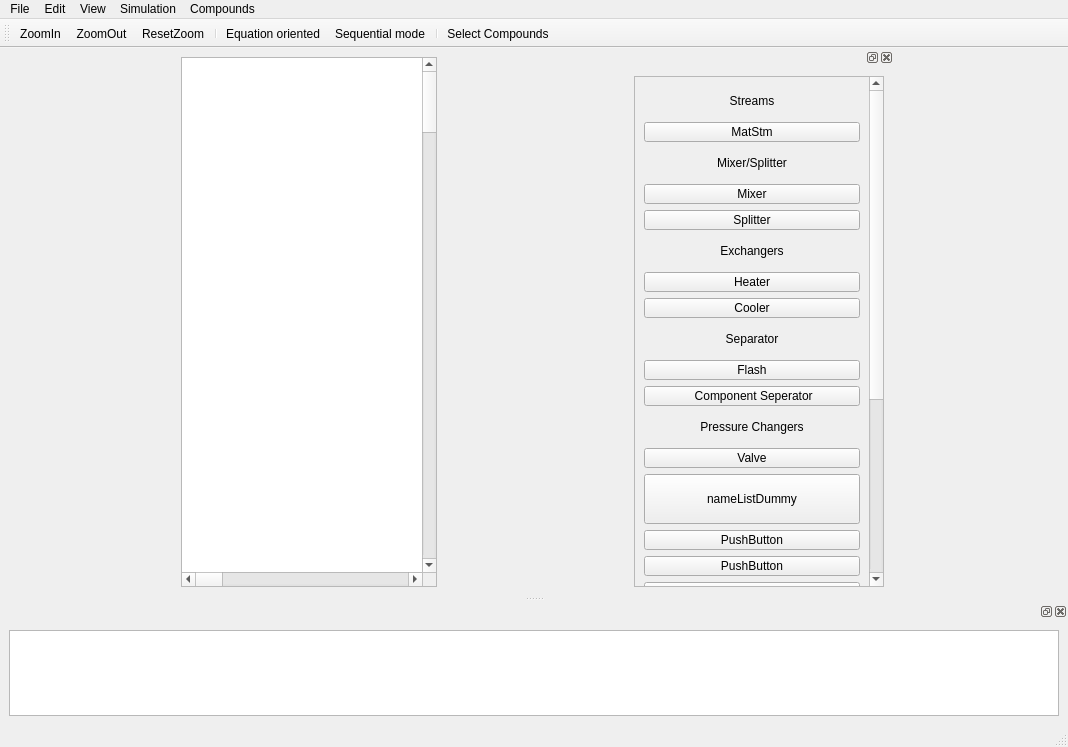
The window that main.ui (Anujg935/OMChemSimGUI) describes before a commit, drawn with Qt 5.
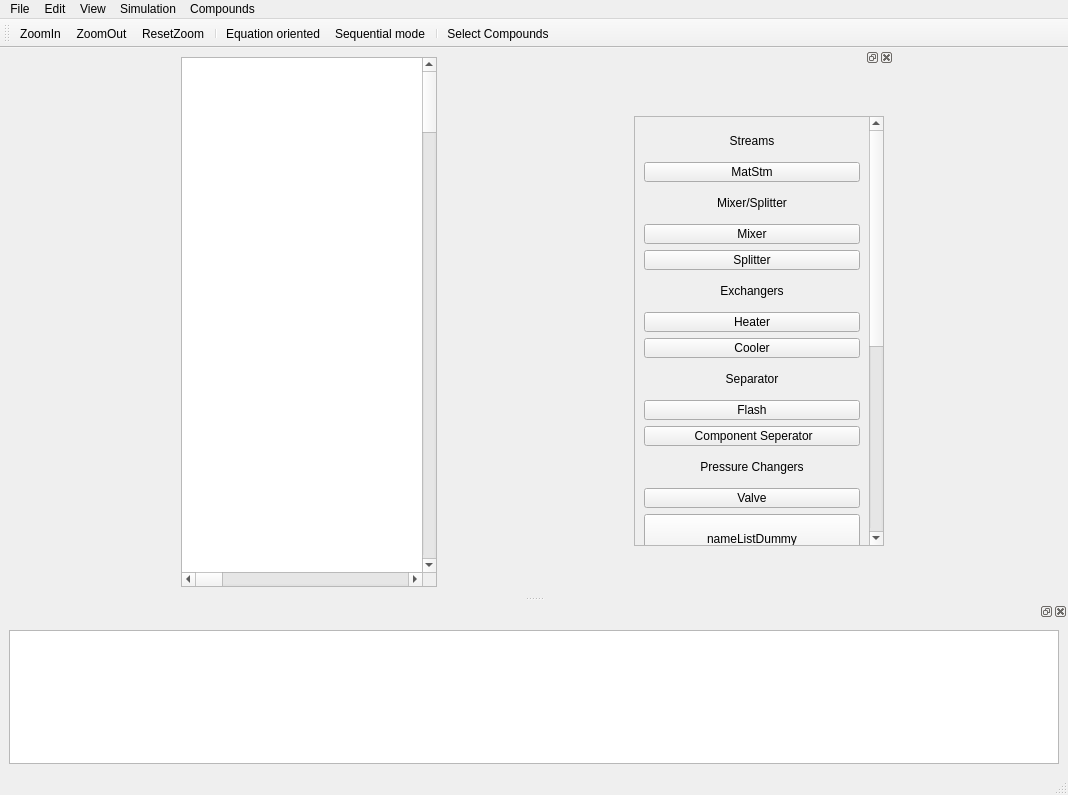
The same window after the commit. Icons and pictures are not drawn.

What changed in the file:
```diff
--- a/main.ui
+++ b/main.ui
@@ -7,7 +7,7 @@
     <x>0</x>
     <y>0</y>
     <width>1068</width>
-    <height>747</height>
+    <height>795</height>
    </rect>
   </property>
   <property name="windowTitle">
@@ -175,13 +175,13 @@
        <property name="minimumSize">
         <size>
          <width>250</width>
-         <height>500</height>
+         <height>430</height>
         </size>
        </property>
        <property name="maximumSize">
         <size>
          <width>250</width>
-         <height>16777215</height>
+         <height>430</height>
         </size>
        </property>
        <property name="verticalScrollBarPolicy">
@@ -195,8 +195,8 @@
          <rect>
           <x>0</x>
           <y>0</y>
-          <width>227</width>
-          <height>824</height>
+          <width>231</width>
+          <height>794</height>
          </rect>
         </property>
         <layout class="QVBoxLayout" name="verticalLayout_5">
@@ -463,7 +463,7 @@
             </size>
            </property>
            <property name="text">
-            <string>PushButton</string>
+            <string>Adiabatic Compressor</string>
            </property>
           </widget>
          </item>
@@ -476,7 +476,7 @@
             </size>
            </property>
            <property name="text">
-            <string>PushButton</string>
+            <string>Adiabatic Expander</string>
            </property>
           </widget>
          </item>
@@ -653,7 +653,7 @@
    <property name="minimumSize">
     <size>
      <width>89</width>
-     <height>120</height>
+     <height>170</height>
     </size>
    </property>
    <attribute name="dockWidgetArea">
@@ -662,7 +662,7 @@
    <widget class="QWidget" name="dockWidgetContents_2">
     <layout class="QVBoxLayout" name="verticalLayout_2">
      <item>
-      <widget class="QTextBrowser" name="textBrowser"/>
+      <widget class="QTextEdit" name="textBrowser"/>
      </item>
     </layout>
    </widget>
```
Left out of the diff: 6 changed lines with no effect on the pictures.
